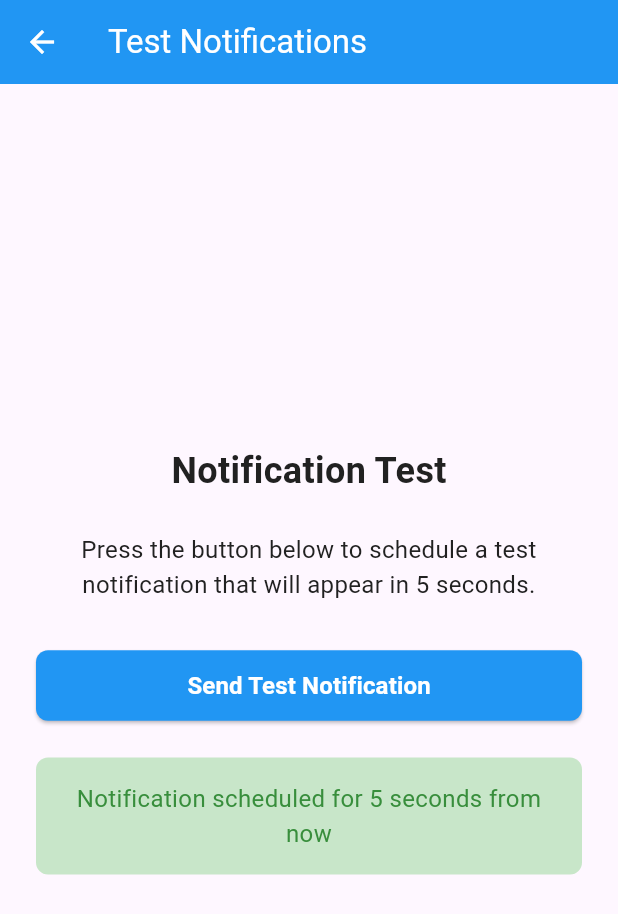
After one commit to danishayman/contact_lens_V2, a Flutter app: the NotificationTestScreen screen opened by its route, after a tap on "Send Test Notification", on a phone screen of 412 x 824 dp. The commit adds this screen. Shown: the top 914 px of the screen. Run offline on Flutter 3.47's test engine with Material 3 defaults, Android fonts, the phone set to English and light mode, and no system bars; our stand-ins replace flutter_local_notifications, timezone.

Commit message:
Implement notification functionality with Flutter Local Notifications, including initialization, scheduling, and testing notifications. Update app routes and UI to support notification testing feature.

```diff
--- a/lib/core/utils/notification_helper.dart
+++ b/lib/core/utils/notification_helper.dart
@@ -1,8 +1,48 @@
+import 'package:flutter_local_notifications/flutter_local_notifications.dart';
+import 'package:flutter/material.dart';
+import 'package:timezone/timezone.dart' as tz;
+import 'package:timezone/data/latest.dart' as tz_data;
+
 class NotificationHelper {
+  static final FlutterLocalNotificationsPlugin _notificationsPlugin =
+      FlutterLocalNotificationsPlugin();
+
   /// Initialize notification services
   static Future<void> init() async {
-    // This will be implemented later with a proper notification plugin
-    print('Notification service initialized');
+    tz_data.initializeTimeZones();
+
+    const AndroidInitializationSettings initializationSettingsAndroid =
+        AndroidInitializationSettings('@mipmap/ic_launcher');
+
+    const DarwinInitializationSettings initializationSettingsIOS =
+        DarwinInitializationSettings(
+      requestAlertPermission: true,
+      requestBadgePermission: true,
+      requestSoundPermission: true,
+    );
+
+    const InitializationSettings initializationSettings =
+        InitializationSettings(
+      android: initializationSettingsAndroid,
+      iOS: initializationSettingsIOS,
+    );
+
+    await _notificationsPlugin.initialize(
+      initializationSettings,
+      onDidReceiveNotificationResponse: (NotificationResponse details) {
+        // Handle notification tapped
+      },
+    );
+
+    // Request permission (required for iOS)
+    await _notificationsPlugin
+        .resolvePlatformSpecificImplementation<
+            IOSFlutterLocalNotificationsPlugin>()
+        ?.requestPermissions(
+          alert: true,
+          badge: true,
+          sound: true,
+        );
   }
 
   /// Schedule a reminder notification
@@ -11,15 +51,48 @@ class NotificationHelper {
     String title,
     String body,
   ) async {
-    // This will be implemented later with a proper notification plugin
-    print('Notification scheduled for: $targetDate');
-    print('Title: $title');
-    print('Body: $body');
+    // Cancel any existing notifications
+    await cancelAllNotifications();
+
+    // Create notification details
+    const AndroidNotificationDetails androidDetails =
+        AndroidNotificationDetails(
+      'contact_lens_reminder_channel',
+      'Contact Lens Reminders',
+      channelDescription: 'Notifications for contact lens change reminders',
+      importance: Importance.high,
+      priority: Priority.high,
+      enableLights: true,
+      color: Color.fromARGB(255, 33, 150, 243), // Blue color
+    );
+
+    const DarwinNotificationDetails iosDetails = DarwinNotificationDetails(
+      presentAlert: true,
+      presentBadge: true,
+      presentSound: true,
+    );
+
+    const NotificationDetails platformDetails = NotificationDetails(
+      android: androidDetails,
+      iOS: iosDetails,
+    );
+
+    // Schedule the notification
+    await _notificationsPlugin.zonedSchedule(
+      0, // notification id
+      title,
+      body,
+      tz.TZDateTime.from(targetDate, tz.local),
+      platformDetails,
+      uiLocalNotificationDateInterpretation:
+          UILocalNotificationDateInterpretation.absoluteTime,
+      androidScheduleMode: AndroidScheduleMode.exactAllowWhileIdle,
+      matchDateTimeComponents: DateTimeComponents.time,
+    );
   }
 
   /// Cancel all scheduled notifications
   static Future<void> cancelAllNotifications() async {
-    // This will be implemented later with a proper notification plugin
-    print('All notifications cancelled');
+    await _notificationsPlugin.cancelAll();
   }
 }
--- /dev/null
+++ b/lib/features/reminder/presentation/screens/notification_test_screen.dart
@@ -0,0 +1,108 @@
+import 'package:flutter/material.dart';
+import '../../../../core/constants/app_colors.dart';
+import '../../../../core/constants/app_text_styles.dart';
+import '../../../../core/utils/notification_helper.dart';
+import '../../../../core/widgets/custom_button.dart';
+
+class NotificationTestScreen extends StatefulWidget {
+  const NotificationTestScreen({super.key});
+
+  @override
+  State<NotificationTestScreen> createState() => _NotificationTestScreenState();
+}
+
+class _NotificationTestScreenState extends State<NotificationTestScreen> {
+  bool _isSending = false;
+  String _status = '';
+
+  Future<void> _scheduleTestNotification() async {
+    setState(() {
+      _isSending = true;
+      _status = '';
+    });
+
+    try {
+      // Schedule a notification for 5 seconds from now
+      final targetDate = DateTime.now().add(const Duration(seconds: 5));
+
+      await NotificationHelper.scheduleReminder(
+        targetDate,
+        'Test Notification',
+        'This is a test reminder notification. If you see this, notifications are working correctly!',
+      );
+
+      setState(() {
+        _status = 'Notification scheduled for 5 seconds from now';
+      });
+    } catch (e) {
+      setState(() {
+        _status = 'Error: $e';
+      });
+    } finally {
+      setState(() {
+        _isSending = false;
+      });
+    }
+  }
+
+  @override
+  Widget build(BuildContext context) {
+    return Scaffold(
+      appBar: AppBar(
+        title: const Text('Test Notifications'),
+        backgroundColor: AppColors.primary,
+        foregroundColor: Colors.white,
+      ),
+      body: Center(
+        child: Padding(
+          padding: const EdgeInsets.all(24.0),
+          child: Column(
+            mainAxisAlignment: MainAxisAlignment.center,
+            children: [
+              const Text(
+                'Notification Test',
+                style: AppTextStyles.title,
+              ),
+              const SizedBox(height: 24),
+              const Text(
+                'Press the button below to schedule a test notification that will appear in 5 seconds.',
+                textAlign: TextAlign.center,
+                style: AppTextStyles.body,
+              ),
+              const SizedBox(height: 32),
+              if (_isSending)
+                const CircularProgressIndicator()
+              else
+                CustomButton(
+                  label: 'Send Test Notification',
+                  onPressed: _scheduleTestNotification,
+                  isFullWidth: true,
+                ),
+              if (_status.isNotEmpty) ...[
+                const SizedBox(height: 24),
+                Container(
+                  padding: const EdgeInsets.all(16),
+                  decoration: BoxDecoration(
+                    color: _status.contains('Error')
+                        ? Colors.red.shade100
+                        : Colors.green.shade100,
+                    borderRadius: BorderRadius.circular(8),
+                  ),
+                  child: Text(
+                    _status,
+                    style: AppTextStyles.body.copyWith(
+                      color: _status.contains('Error')
+                          ? Colors.red.shade700
+                          : Colors.green.shade700,
+                    ),
+                    textAlign: TextAlign.center,
+                  ),
+                ),
+              ],
+            ],
+          ),
+        ),
+      ),
+    );
+  }
+}
--- a/lib/main.dart
+++ b/lib/main.dart
@@ -1,11 +1,14 @@
 import 'package:flutter/material.dart';
 import 'package:provider/provider.dart';
+import 'core/utils/notification_helper.dart';
 import 'features/reminder/data/reminder_local_service.dart';
 import 'features/reminder/presentation/providers/reminder_provider.dart';
 import 'routes/app_routes.dart';
 import 'routes/route_names.dart';
 
-void main() {
+void main() async {
+  WidgetsFlutterBinding.ensureInitialized();
+  await NotificationHelper.init();
   runApp(const MyApp());
 }
 
--- a/lib/routes/app_routes.dart
+++ b/lib/routes/app_routes.dart
@@ -1,6 +1,7 @@
 import 'package:flutter/material.dart';
 import '../features/reminder/presentation/screens/reminder_home_screen.dart';
 import '../features/reminder/presentation/screens/reminder_setup_screen.dart';
+import '../features/reminder/presentation/screens/notification_test_screen.dart';
 import '../features/reminder/domain/reminder_model.dart';
 import 'route_names.dart';
 
@@ -19,6 +20,10 @@ class AppRoutes {
             initialReminder: args?['reminder'] as ReminderModel?,
           ),
         );
+      case RouteNames.notificationTest:
+        return MaterialPageRoute(
+          builder: (_) => const NotificationTestScreen(),
+        );
       default:
         return MaterialPageRoute(
           builder: (_) => Scaffold(
--- a/lib/routes/route_names.dart
+++ b/lib/routes/route_names.dart
@@ -2,4 +2,5 @@
 class RouteNames {
   static const String home = '/';
   static const String setup = '/setup';
+  static const String notificationTest = '/notification-test';
 }
--- a/pubspec.yaml
+++ b/pubspec.yaml
@@ -35,6 +35,8 @@ dependencies:
   # Use with the CupertinoIcons class for iOS style icons.
   cupertino_icons: ^1.0.6
   provider: ^6.1.1
+  flutter_local_notifications: ^16.3.0
+  timezone: ^0.9.2
 
 dev_dependencies:
   flutter_test:
```
Also changed, not shown: lib/features/reminder/presentation/screens/reminder_home_screen.dart (+16 -0 lines), pubspec.lock, 1 other file.
